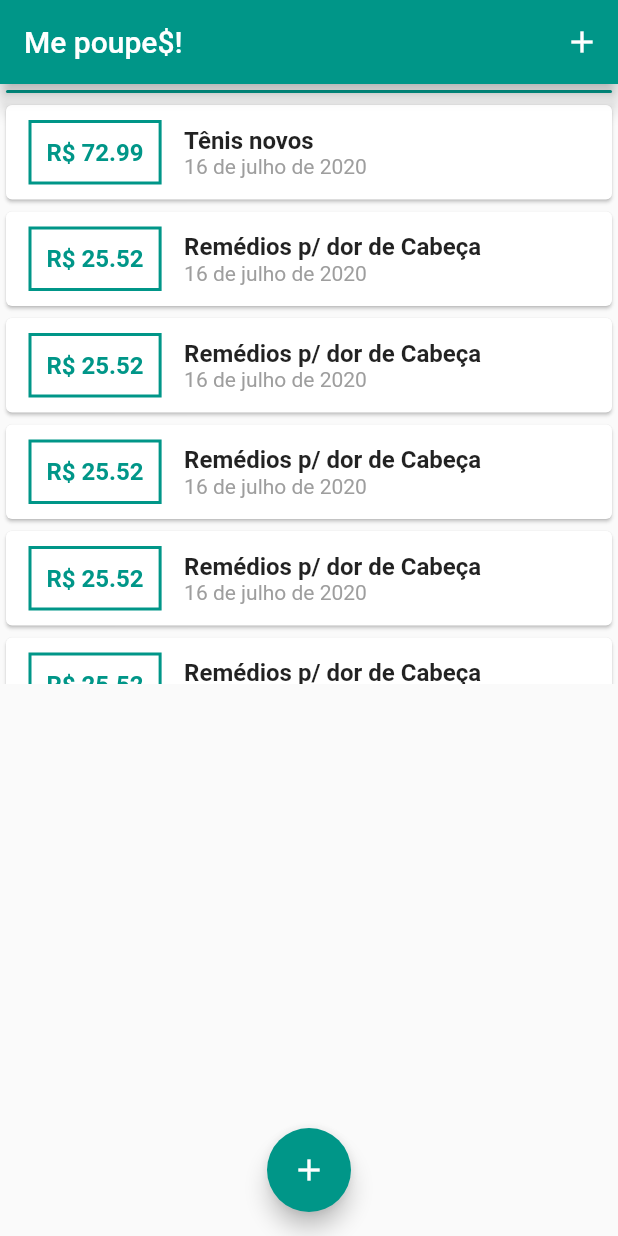
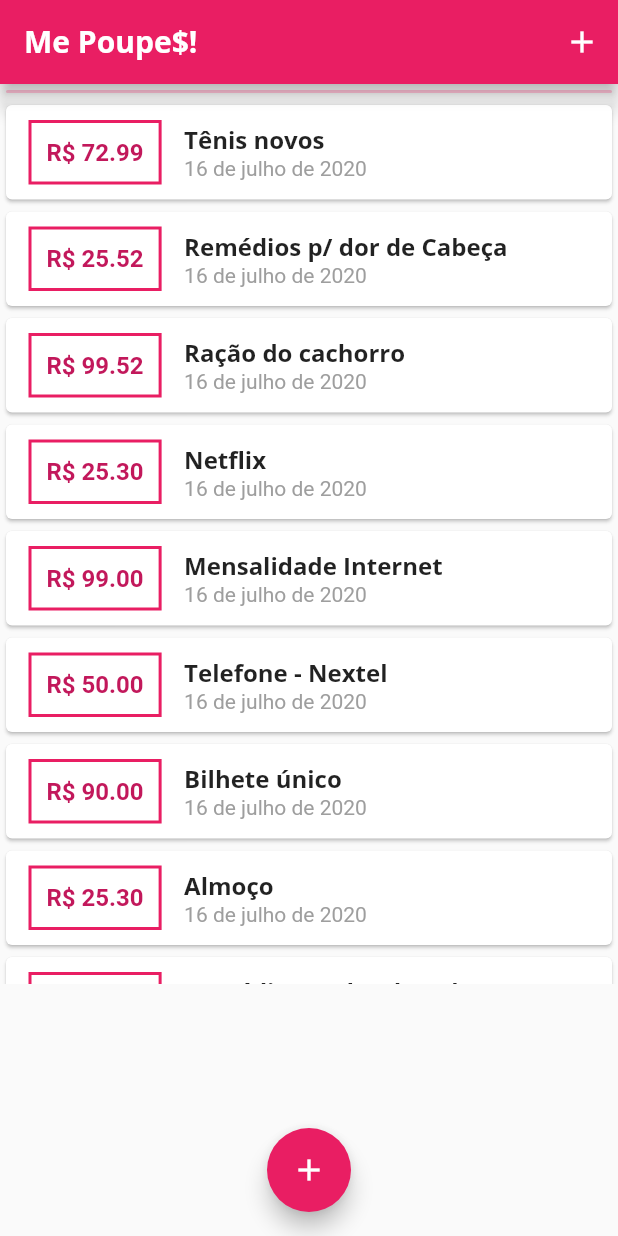
Before and after one commit to RaDangelo/me-poupe, a Flutter app: the screen it shows after launch, on a phone screen of 412 x 824 dp. Run offline on Flutter 3.47's test engine with Material 2 defaults, Android fonts, the phone set to English and light mode, and no system bars.

Commit message:
new theme and fonts

```diff
--- a/lib/main.dart
+++ b/lib/main.dart
@@ -1,5 +1,7 @@
 import 'package:flutter/material.dart';
 import 'package:intl/date_symbol_data_local.dart';
+
+import './mainTheme.dart';
 
 import './model/transaction.dart';
 
@@ -14,7 +16,8 @@ class MyApp extends StatelessWidget {
   Widget build(BuildContext context) {
     initializeDateFormatting('pt_BR');
     return MaterialApp(
-      title: 'Me poupe\$!',
+      title: 'Me poupe!',
+      theme: MainTheme().themeData,
       home: MyHomePage(),
     );
   }
@@ -26,80 +29,7 @@ class MyHomePage extends StatefulWidget {
 }
 
 class _MyHomePageState extends State<MyHomePage> {
-  final List<Transaction> _transactions = [
-    Transaction(
-      id: 't1',
-      title: 'Tênis novos',
-      amount: 72.99,
-      date: DateTime.now(),
-    ),
-    Transaction(
-      id: 't2',
-      title: 'Remédios p/ dor de Cabeça',
-      amount: 25.52,
-      date: DateTime.now(),
-    ),
-    Transaction(
-      id: 't3',
-      title: 'Remédios p/ dor de Cabeça',
-      amount: 25.52,
-      date: DateTime.now(),
-    ),
-    Transaction(
-      id: 't4',
-      title: 'Remédios p/ dor de Cabeça',
-      amount: 25.52,
-      date: DateTime.now(),
-    ),
-    Transaction(
-      id: 't5',
-      title: 'Remédios p/ dor de Cabeça',
-      amount: 25.52,
-      date: DateTime.now(),
-    ),
-    Transaction(
-      id: 't6',
-      title: 'Remédios p/ dor de Cabeça',
-      amount: 25.52,
-      date: DateTime.now(),
-    ),
-    Transaction(
-      id: 't6',
-      title: 'Remédios p/ dor de Cabeça',
-      amount: 25.52,
-      date: DateTime.now(),
-    ),
-    Transaction(
-      id: 't6',
-      title: 'Remédios p/ dor de Cabeça',
-      amount: 25.52,
-      date: DateTime.now(),
-    ),
-    Transaction(
-      id: 't6',
-      title: 'Remédios p/ dor de Cabeça',
-      amount: 25.52,
-      date: DateTime.now(),
-    ),
-    Transaction(
-      id: 't6',
-      title: 'Remédios p/ dor de Cabeça',
-      amount: 25.52,
-      date: DateTime.now(),
-    ),
-    Transaction(
-      id: 't6',
-      title: 'Remédios p/ dor de Cabeça',
-      amount: 25.52,
-      date: DateTime.now(),
-    ),
-    Transaction(
-      id: 't6',
-      title: 'Remédios p/ dor de Cabeça',
-      amount: 25.52,
-      date: DateTime.now(),
-    ),
-  ];
+  final List<Transaction> _transactions = TransactionMock().getTransactions();
 
   void _addTransaction(String titleValue, double amountValue) {
     final newTransaction = Transaction(
@@ -130,8 +60,8 @@ class _MyHomePageState extends State<MyHomePage> {
   Widget build(BuildContext context) {
     return Scaffold(
       appBar: AppBar(
-        title: Text('Me poupe\$!'),
-        backgroundColor: Colors.primaries[8],
+        title: Text('Me Poupe\$!'),
+        backgroundColor: Theme.of(context).primaryColor,
         actions: <Widget>[
           IconButton(
             icon: Icon(Icons.add),
@@ -152,7 +82,6 @@ class _MyHomePageState extends State<MyHomePage> {
       floatingActionButtonLocation: FloatingActionButtonLocation.centerFloat,
       floatingActionButton: FloatingActionButton(
         child: Icon(Icons.add),
-        backgroundColor: Colors.primaries[8],
         onPressed: () => _toggleTransactionInput(context),
       ),
     );
--- /dev/null
+++ b/lib/mainTheme.dart
@@ -0,0 +1,24 @@
+import 'package:flutter/material.dart';
+
+class MainTheme {
+  ThemeData get themeData {
+    return ThemeData(
+        fontFamily: 'Quicksand',
+        primarySwatch: Colors.pink,
+        accentColor: Colors.pinkAccent,
+        textTheme: ThemeData.light().textTheme.copyWith(
+                headline6: TextStyle(
+              fontFamily: 'OpenSans',
+              fontSize: 16,
+              fontWeight: FontWeight.bold,
+            )),
+        appBarTheme: AppBarTheme(
+            textTheme: ThemeData.light().textTheme.copyWith(
+                headline6: TextStyle(
+                    fontFamily: 'OpenSans',
+                    fontSize: 20,
+                    fontWeight: FontWeight.w600))),
+        floatingActionButtonTheme: FloatingActionButtonThemeData(
+            foregroundColor: Colors.white, backgroundColor: Colors.pink));
+  }
+}
--- a/lib/model/transaction.dart
+++ b/lib/model/transaction.dart
@@ -12,3 +12,82 @@ class Transaction {
       @required this.amount,
       @required this.date});
 }
+
+class TransactionMock {
+  List<Transaction> getTransactions() {
+    return [
+      Transaction(
+        id: 't1',
+        title: 'Tênis novos',
+        amount: 72.99,
+        date: DateTime.now(),
+      ),
+      Transaction(
+        id: 't2',
+        title: 'Remédios p/ dor de Cabeça',
+        amount: 25.52,
+        date: DateTime.now(),
+      ),
+      Transaction(
+        id: 't3',
+        title: 'Ração do cachorro',
+        amount: 99.52,
+        date: DateTime.now(),
+      ),
+      Transaction(
+        id: 't4',
+        title: 'Netflix',
+        amount: 25.30,
+        date: DateTime.now(),
+      ),
+      Transaction(
+        id: 't5',
+        title: 'Mensalidade Internet',
+        amount: 99.00,
+        date: DateTime.now(),
+      ),
+      Transaction(
+        id: 't6',
+        title: 'Telefone - Nextel',
+        amount: 50,
+        date: DateTime.now(),
+      ),
+      Transaction(
+        id: 't7',
+        title: 'Bilhete único',
+        amount: 90.00,
+        date: DateTime.now(),
+      ),
+      Transaction(
+        id: 't8',
+        title: 'Almoço',
+        amount: 25.30,
+        date: DateTime.now(),
+      ),
+      Transaction(
+        id: 't6',
+        title: 'Remédios p/ dor de Cabeça',
+        amount: 25.52,
+        date: DateTime.now(),
+      ),
+      Transaction(
+        id: 't6',
+        title: 'Remédios p/ dor de Cabeça',
+        amount: 25.52,
+        date: DateTime.now(),
+      ),
+      Transaction(
+        id: 't6',
+        title: 'Remédios p/ dor de Cabeça',
+        amount: 25.52,
+        date: DateTime.now(),
+      ),
+      Transaction(
+        id: 't6',
+        title: 'Remédios p/ dor de Cabeça',
+        amount: 25.52,
+        date: DateTime.now(),
+      ),
+    ];
+  }
+}
--- a/lib/widgets/expenses.dart
+++ b/lib/widgets/expenses.dart
@@ -11,7 +11,7 @@ class Expenses extends StatelessWidget {
   @override
   Widget build(BuildContext context) {
     return Container(
-      height: 390,
+      height: 590,
       child: ListView.builder(
         itemBuilder: (ctx, index) {
           return Card(
@@ -26,7 +26,7 @@ class Expenses extends StatelessWidget {
                   decoration: BoxDecoration(
                       // borderRadius: BorderRadius.all(Radius.circular(10)),
                       border: Border.all(
-                    color: Colors.primaries[8],
+                    color: Theme.of(context).primaryColor,
                     width: 2,
                   )),
                   child: Text(
@@ -34,7 +34,7 @@ class Expenses extends StatelessWidget {
                     style: TextStyle(
                       fontSize: 16,
                       fontWeight: FontWeight.bold,
-                      color: Colors.primaries[8],
+                      color: Theme.of(context).primaryColorDark,
                     ),
                   ),
                 ),
@@ -43,10 +43,7 @@ class Expenses extends StatelessWidget {
                   children: <Widget>[
                     Text(
                       transactions[index].title,
-                      style: TextStyle(
-                        fontSize: 16,
-                        fontWeight: FontWeight.bold,
-                      ),
+                      style: Theme.of(context).textTheme.headline6,
                     ),
                     Text(
                       DateFormat.yMMMMd('pt_BR')
--- a/lib/widgets/transaction_input.dart
+++ b/lib/widgets/transaction_input.dart
@@ -53,7 +53,7 @@ class _TransactionInputState extends State<TransactionInput> {
             ),
             FlatButton(
               child: Text('Add Transaction'),
-              textColor: Colors.primaries[8],
+              textColor: Theme.of(context).primaryColor,
               onPressed: _submitData,
             ),
           ],
--- a/lib/widgets/weekly_chart.dart
+++ b/lib/widgets/weekly_chart.dart
@@ -11,7 +11,7 @@ class WeeklyChart extends StatelessWidget {
       width: double.infinity,
       height: 10,
       child: Card(
-        color: Colors.primaries[8],
+        color: Theme.of(context).primaryColorLight,
         child: Text(''),
         elevation: 5,
       ),
```
Also changed, not shown: pubspec.yaml (+12 -6 lines), assets/fonts/OpenSans-Bold.ttf (added), assets/fonts/OpenSans-Regular.ttf (added), assets/fonts/Quicksand-Bold.ttf (added), assets/fonts/Quicksand-Light.ttf (added), assets/fonts/Quicksand-Medium.ttf (added), assets/fonts/Quicksand-Regular.ttf (added).
